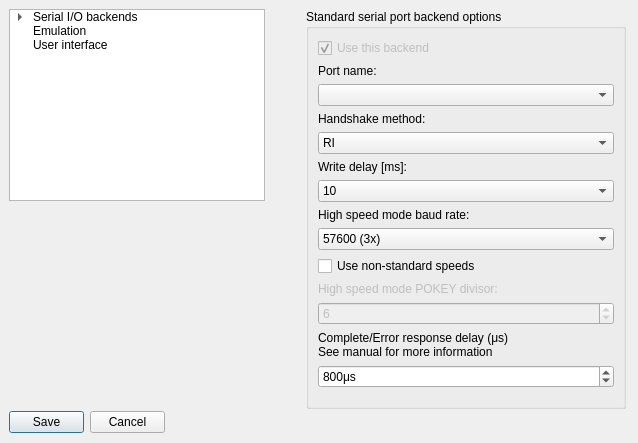
The window that optionsdialog.ui (RespeQt/RespeQt) describes before a commit, drawn with Qt 5.
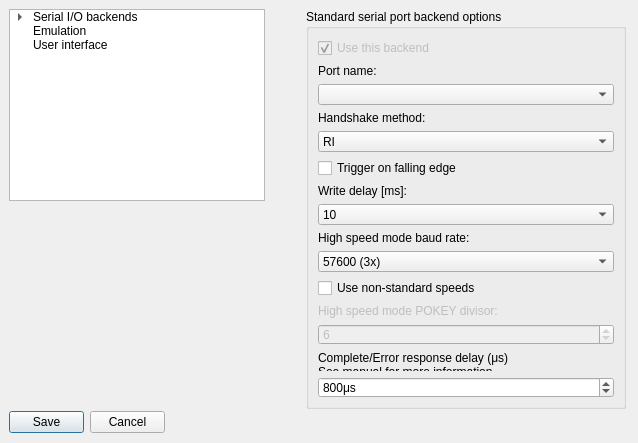
The same window after the commit.

Commit message: add checkbox for Windows for wakeup on a falling edge instead of a rising esge of the command line

Patch:
```diff
--- a/optionsdialog.ui
+++ b/optionsdialog.ui
@@ -201,6 +201,13 @@
           </item>
          </widget>
         </item>
+        <item>
+         <widget class="QCheckBox" name="serialPortFallingEdge">
+          <property name="text">
+           <string>Trigger on falling edge</string>
+          </property>
+         </widget>
+        </item>
         <item>
          <widget class="QLabel" name="serialPortWriteDelayLabel">
           <property name="enabled">
```
The commit also changes 4 other files.
